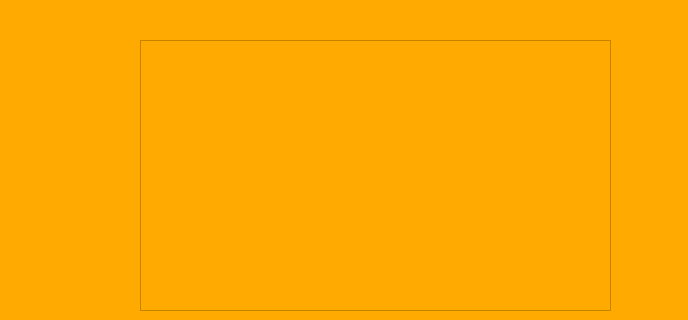
The window that painelPython/cad.ui (fredtavares2018/ads_ead) describes before a commit, drawn with Qt 5; both pictures show x 0 to 688 and y 0 to 320 of the 688 by 496 pixel window.
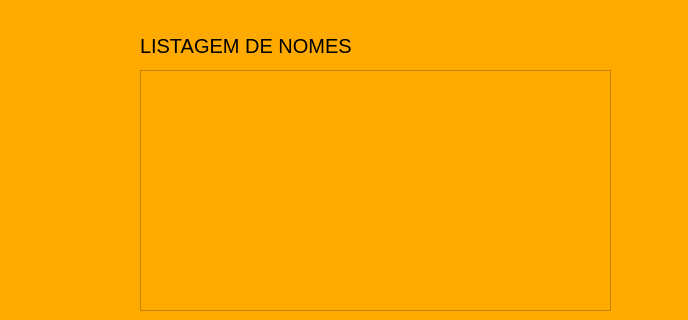
The same window after the commit.

Commit message: com nova listagem

What changed in the file:
```diff
--- a/painelPython/cad.ui
+++ b/painelPython/cad.ui
@@ -10,6 +10,11 @@
     <height>496</height>
    </rect>
   </property>
+  <property name="font">
+   <font>
+    <pointsize>15</pointsize>
+   </font>
+  </property>
   <property name="windowTitle">
    <string>MainWindow</string>
   </property>
@@ -72,10 +77,33 @@
     <property name="geometry">
      <rect>
       <x>140</x>
-      <y>40</y>
+      <y>70</y>
       <width>471</width>
-      <height>271</height>
+      <height>241</height>
      </rect>
+    </property>
+    <property name="font">
+     <font>
+      <pointsize>15</pointsize>
+     </font>
+    </property>
+   </widget>
+   <widget class="QLabel" name="label_2">
+    <property name="geometry">
+     <rect>
+      <x>140</x>
+      <y>30</y>
+      <width>281</width>
+      <height>31</height>
+     </rect>
+    </property>
+    <property name="font">
+     <font>
+      <pointsize>15</pointsize>
+     </font>
+    </property>
+    <property name="text">
+     <string>LISTAGEM DE NOMES</string>
     </property>
    </widget>
   </widget>
```
The commit also changes 1 other file.
